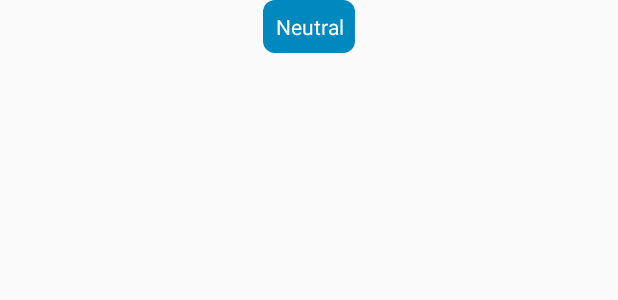
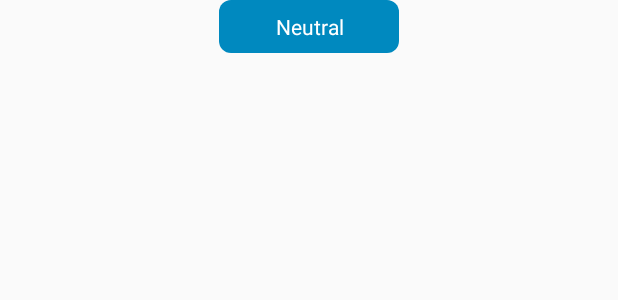
Before and after one commit to boetchain/android-bitcoin-node, an Android app: the layout listitem_chat_log_neutral.xml on its own in the app's theme, with its tools: preview values and no code run, on a phone screen of 412 x 824 dp. Shown: the top 300 px of the screen. Run offline under Robolectric (Android 15) with nearby library versions, the phone set to English and light mode, and no system bars.

Commit message:
#15{FEATURE} finished adding backgrounds to chat log items and refining list spacing

```diff
--- a/app/src/main/java/com/boetchain/bitcoinnode/ui/activity/PeerChatActivity.java
+++ b/app/src/main/java/com/boetchain/bitcoinnode/ui/activity/PeerChatActivity.java
@@ -73,6 +73,7 @@ public class PeerChatActivity extends BaseActivity {
             listView.setAdapter(adapter);
         }
 
+        //todo remove for loop
         for (int i = 0; i < 20; i++) {
             logs.add(new ChatLog("test", new Random().nextInt(3)));
         }
--- a/app/src/main/res/drawable/shape_chat_log_in.xml
+++ b/app/src/main/res/drawable/shape_chat_log_in.xml
@@ -1,9 +1,9 @@
 <?xml version="1.0" encoding="UTF-8"?>
 <shape xmlns:android="http://schemas.android.com/apk/res/android" android:id="@+id/listview_background_shape">
     <padding
-        android:start="4dp"
+        android:left="8dp"
         android:top="4dp"
-        android:right="4dp"
+        android:right="8dp"
         android:bottom="4dp" />
     <corners
         android:bottomRightRadius="@dimen/chat_log_corner_radius"
--- a/app/src/main/res/drawable/shape_chat_log_neutral.xml
+++ b/app/src/main/res/drawable/shape_chat_log_neutral.xml
@@ -1,9 +1,9 @@
 <?xml version="1.0" encoding="UTF-8"?>
 <shape xmlns:android="http://schemas.android.com/apk/res/android" android:id="@+id/listview_background_shape">
     <padding
-        android:start="4dp"
+        android:left="12dp"
         android:top="4dp"
-        android:right="4dp"
+        android:right="12dp"
         android:bottom="4dp" />
     <corners
         android:radius="@dimen/chat_log_corner_radius"
--- a/app/src/main/res/drawable/shape_chat_log_out.xml
+++ b/app/src/main/res/drawable/shape_chat_log_out.xml
@@ -1,9 +1,9 @@
 <?xml version="1.0" encoding="UTF-8"?>
 <shape xmlns:android="http://schemas.android.com/apk/res/android" android:id="@+id/listview_background_shape">
     <padding
-        android:start="4dp"
+        android:left="12dp"
         android:top="4dp"
-        android:right="4dp"
+        android:right="12dp"
         android:bottom="4dp" />
     <corners
         android:bottomLeftRadius="@dimen/chat_log_corner_radius"
--- a/app/src/main/res/layout/activity_peer_chat.xml
+++ b/app/src/main/res/layout/activity_peer_chat.xml
@@ -17,6 +17,7 @@
         android:paddingTop="8dp"
         android:paddingBottom="8dp"
         android:clipToPadding="false"
+        android:listSelector="@color/transparent"
         />
 
 </RelativeLayout>
--- a/app/src/main/res/layout/listitem_chat_log_in.xml
+++ b/app/src/main/res/layout/listitem_chat_log_in.xml
@@ -9,7 +9,7 @@
         android:id="@+id/listitem_chat_log_in_tv"
         android:layout_width="wrap_content"
         android:layout_height="wrap_content"
-        android:minWidth="40dp"
+        android:minWidth="@dimen/chat_log_item_min_width"
         android:padding="8dp"
         tools:text="In"
         android:gravity="right"
--- a/app/src/main/res/layout/listitem_chat_log_neutral.xml
+++ b/app/src/main/res/layout/listitem_chat_log_neutral.xml
@@ -9,7 +9,7 @@
             android:id="@+id/listitem_chat_log_neutral_tv"
             android:layout_width="wrap_content"
             android:layout_height="wrap_content"
-            android:minWidth="40dp"
+            android:minWidth="@dimen/chat_log_item_min_width_neutral"
             android:padding="8dp"
             tools:text="Neutral"
             android:gravity="center"
--- a/app/src/main/res/layout/listitem_chat_log_out.xml
+++ b/app/src/main/res/layout/listitem_chat_log_out.xml
@@ -9,7 +9,7 @@
         android:id="@+id/listitem_chat_log_out_tv"
         android:layout_width="wrap_content"
         android:layout_height="wrap_content"
-        android:minWidth="40dp"
+        android:minWidth="@dimen/chat_log_item_min_width"
         android:padding="8dp"
         tools:text="Out"
         android:gravity="start"
--- a/app/src/main/res/values/dimens.xml
+++ b/app/src/main/res/values/dimens.xml
@@ -2,5 +2,7 @@
 <resources>
 
     <dimen name="chat_log_corner_radius">8dp</dimen>
+    <dimen name="chat_log_item_min_width">60dp</dimen>
+    <dimen name="chat_log_item_min_width_neutral">120dp</dimen>
 
 </resources>
```
